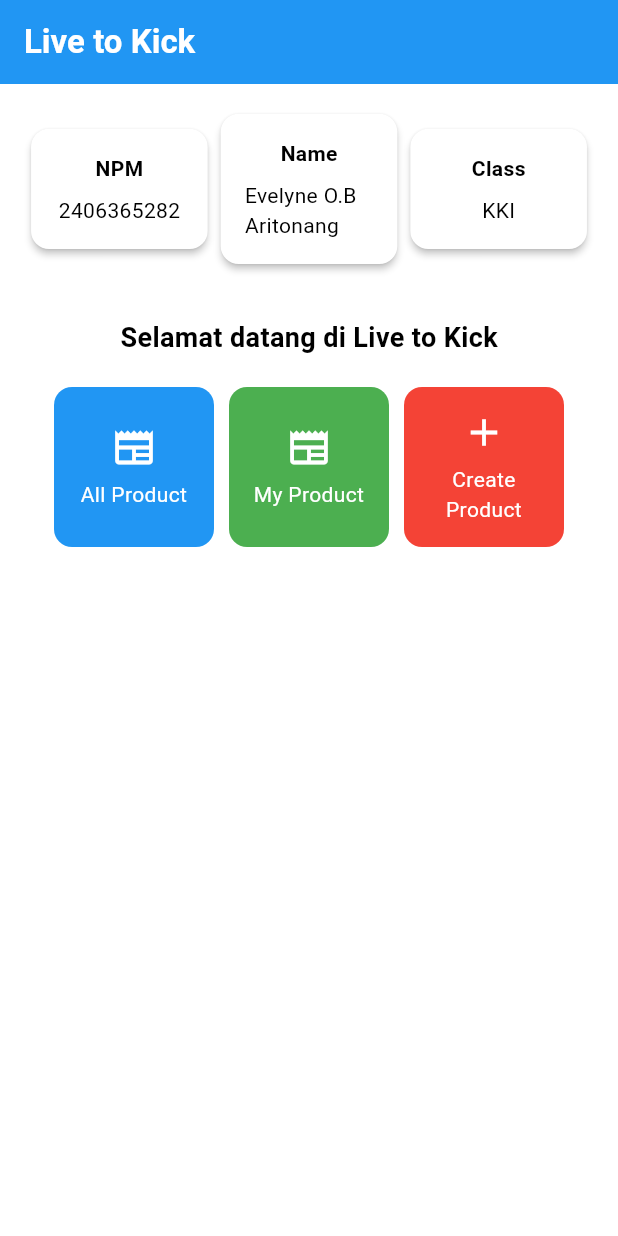
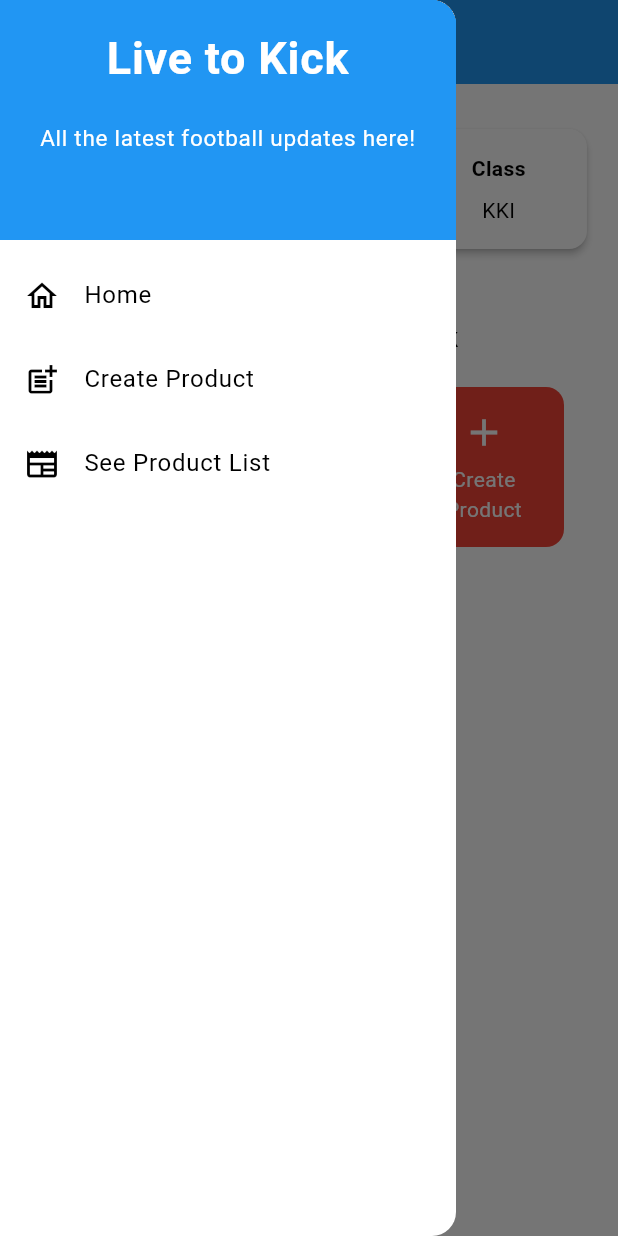
Before and after one commit to EvelynOct/live-to-kick-mobile, a Flutter app: the screen it shows after launch, with the side drawer open (before the commit the screen has no drawer), on a phone screen of 412 x 824 dp. Run offline on Flutter 3.47's test engine with Material 3 defaults, Android fonts, the phone set to English and light mode, and no system bars.

Commit message:
Assignment 8

```diff
--- a/lib/main.dart
+++ b/lib/main.dart
@@ -1,5 +1,5 @@
 import 'package:flutter/material.dart';
-import 'package:live_to_kick/menu.dart';
+import 'package:live_to_kick/screens/menu.dart';
 
 void main() {
   runApp(const MyApp());
--- a/lib/menu.dart
+++ b/lib/screens/menu.dart
@@ -1,11 +1,13 @@
 import 'package:flutter/material.dart';
+import 'package:live_to_kick/widgets/left_drawer.dart';
+import 'package:live_to_kick/screens/productlist_form.dart';
 
 class MyHomePage extends StatelessWidget {
-  MyHomePage({super.key}); //sudah ada pada code sebelumnya
+  MyHomePage({super.key});
 
-  final String nama = "Evelyne O.B Aritonang"; // Name
-  final String npm = "2406365282"; // NPM
-  final String kelas = "KKI"; // Class
+  final String nama = "Evelyne O.B Aritonang";
+  final String npm = "2406365282";
+  final String kelas = "KKI";
 
   final List<ItemHomepage> items = [
     ItemHomepage("All Product", Icons.newspaper, Colors.blue),
@@ -13,14 +15,10 @@ class MyHomePage extends StatelessWidget {
     ItemHomepage("Create Product", Icons.add, Colors.red),
   ];
 
-
   @override
   Widget build(BuildContext context) {
-    // Scaffold menyediakan struktur dasar halaman dengan AppBar dan body.
     return Scaffold(
-      // AppBar adalah bagian atas halaman yang menampilkan judul.
       appBar: AppBar(
-        // Judul aplikasi "Live to Kick" dengan teks putih dan tebal.
         title: const Text(
           'Live to Kick',
           style: TextStyle(
@@ -28,17 +26,15 @@ class MyHomePage extends StatelessWidget {
             fontWeight: FontWeight.bold,
           ),
         ),
-        // Warna latar belakang AppBar diambil dari skema warna tema aplikasi.
         backgroundColor: Theme.of(context).colorScheme.primary,
+
       ),
-      // Body halaman dengan padding di sekelilingnya.
+      drawer: const LeftDrawer(),
       body: Padding(
         padding: const EdgeInsets.all(16.0),
-        // Menyusun widget secara vertikal dalam sebuah kolom.
         child: Column(
           crossAxisAlignment: CrossAxisAlignment.center,
           children: [
-            // Row untuk menampilkan 3 InfoCard secara horizontal.
             Row(
               mainAxisAlignment: MainAxisAlignment.spaceEvenly,
               children: [
@@ -47,39 +43,27 @@ class MyHomePage extends StatelessWidget {
                 InfoCard(title: 'Class', content: kelas),
               ],
             ),
-
-            // Memberikan jarak vertikal 16 unit.
             const SizedBox(height: 16.0),
-
-            // Menempatkan widget berikutnya di tengah halaman.
             Center(
               child: Column(
-                // Menyusun teks dan grid item secara vertikal.
-
                 children: [
-                  // Menampilkan teks sambutan dengan gaya tebal dan ukuran 18.
                   const Padding(
                     padding: EdgeInsets.only(top: 16.0),
                     child: Text(
-                      'Selamat datang di Live to Kick',
+                      'Welcome to Live to Kick',
                       style: TextStyle(
                         fontWeight: FontWeight.bold,
                         fontSize: 18.0,
                       ),
                     ),
                   ),
-
-                  // Grid untuk menampilkan ItemCard dalam bentuk grid 3 kolom.
                   GridView.count(
                     primary: true,
                     padding: const EdgeInsets.all(20),
                     crossAxisSpacing: 10,
                     mainAxisSpacing: 10,
                     crossAxisCount: 3,
-                    // Agar grid menyesuaikan tinggi kontennya.
                     shrinkWrap: true,
-
-                    // Menampilkan ItemCard untuk setiap item dalam list items.
                     children: items.map((ItemHomepage item) {
                       return ItemCard(item);
                     }).toList(),
@@ -95,23 +79,18 @@ class MyHomePage extends StatelessWidget {
 }
 
 class InfoCard extends StatelessWidget {
-  // Kartu informasi yang menampilkan title dan content.
-
-  final String title;  // Judul kartu.
-  final String content;  // Isi kartu.
+  final String title;
+  final String content;
 
   const InfoCard({super.key, required this.title, required this.content});
 
   @override
   Widget build(BuildContext context) {
     return Card(
-      // Membuat kotak kartu dengan bayangan dibawahnya.
       elevation: 2.0,
       child: Container(
-        // Mengatur ukuran dan jarak di dalam kartu.
-        width: MediaQuery.of(context).size.width / 3.5, // menyesuaikan dengan lebar device yang digunakan.
+        width: MediaQuery.of(context).size.width / 3.5,
         padding: const EdgeInsets.all(16.0),
-        // Menyusun title dan content secara vertikal.
         child: Column(
           children: [
             Text(
@@ -136,8 +115,6 @@ class ItemHomepage {
 }
 
 class ItemCard extends StatelessWidget {
-  // Menampilkan kartu dengan ikon dan nama.
-
   final ItemHomepage item;
 
   const ItemCard(this.item, {super.key});
@@ -145,27 +122,29 @@ class ItemCard extends StatelessWidget {
   @override
   Widget build(BuildContext context) {
     return Material(
-      // Menentukan warna latar belakang dari tema aplikasi.
       color: item.color,
-      // Membuat sudut kartu melengkung.
       borderRadius: BorderRadius.circular(12),
-
       child: InkWell(
-        // Aksi ketika kartu ditekan.
         onTap: () {
-          // Menampilkan pesan SnackBar saat kartu ditekan.
           ScaffoldMessenger.of(context)
             ..hideCurrentSnackBar()
             ..showSnackBar(
                 SnackBar(content: Text("You have pressed the ${item.name} button"))
             );
+
+          if (item.name == "Create Product") {
+            Navigator.push(
+              context,
+              MaterialPageRoute(
+                builder: (context) => const ProductFormPage(),
+              ),
+            );
+          }
         },
-        // Container untuk menyimpan Icon dan Text
         child: Container(
           padding: const EdgeInsets.all(8),
           child: Center(
             child: Column(
-              // Menyusun ikon dan teks di tengah kartu.
               mainAxisAlignment: MainAxisAlignment.center,
               children: [
                 Icon(
@@ -186,5 +165,4 @@ class ItemCard extends StatelessWidget {
       ),
     );
   }
-
 }
--- /dev/null
+++ b/lib/widgets/left_drawer.dart
@@ -0,0 +1,82 @@
+import 'package:flutter/material.dart';
+import 'package:live_to_kick/screens/menu.dart';
+import 'package:live_to_kick/screens/productlist_form.dart';
+
+class LeftDrawer extends StatelessWidget {
+  const LeftDrawer({super.key});
+
+  @override
+  Widget build(BuildContext context) {
+    return Drawer(
+      child: ListView(
+        children: [
+          const DrawerHeader(
+            decoration: BoxDecoration(
+              color: Colors.blue,
+            ),
+            child: Column(
+              children: [
+                Text(
+                  'Live to Kick',
+                  textAlign: TextAlign.center,
+                  style: TextStyle(
+                    fontSize: 30,
+                    fontWeight: FontWeight.bold,
+                    color: Colors.white,
+                  ),
+                ),
+                Padding(padding: EdgeInsets.all(10)),
+                Text(
+                  "All the latest football updates here!",
+                  textAlign: TextAlign.center,
+                  style: TextStyle(
+                    color: Colors.white,
+                    fontSize: 15,
+                    fontWeight: FontWeight.normal,
+                  ),
+                ),
+              ],
+            ),
+          ),
+          ListTile(
+            leading: const Icon(Icons.home_outlined),
+            title: const Text('Home'),
+            onTap: () {
+              Navigator.pushReplacement(
+                context,
+                MaterialPageRoute(
+                  builder: (context) => MyHomePage(),
+                ),
+              );
+            },
+          ),
+          ListTile(
+            leading: const Icon(Icons.post_add),
+            title: const Text('Create Product'),
+            onTap: () {
+              Navigator.pushReplacement(
+                context,
+                MaterialPageRoute(
+                  builder: (context) => ProductFormPage(),
+                ),
+              );
+            },
+          ),
+          ListTile(
+            leading: const Icon(Icons.newspaper),
+            title: const Text('See Product List'),
+            onTap: () {
+              // TODO: Add routing to ProductListPage here once created
+              // Navigator.pushReplacement(
+              //   context,
+              //   MaterialPageRoute(
+              //     builder: (context) => ProductListPage(),
+              //   ),
+              // );
+            },
+          ),
+        ],
+      ),
+    );
+  }
+}
```
Also changed, not shown: lib/screens/productlist_form.dart (added, +270 -0 lines), lib/widgets/product_card.dart (added, +63 -0 lines), 1 other file.
